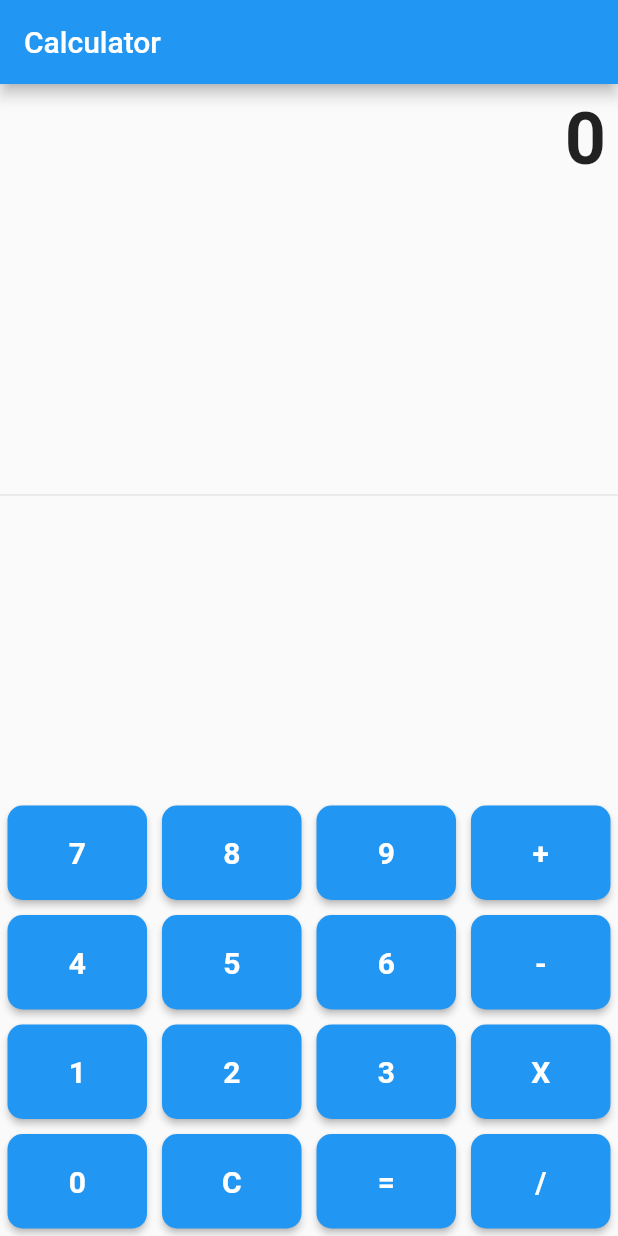
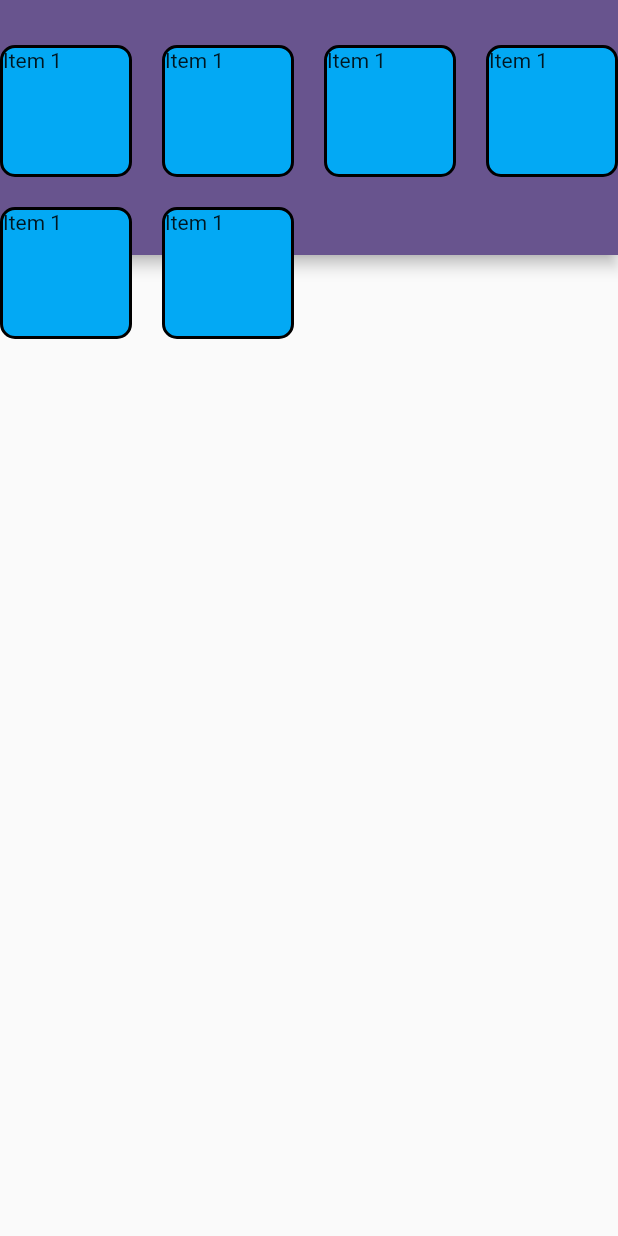
Before and after one commit to Akram409/EDGE_Test_Project, a Flutter app: the screen it shows after launch, on a phone screen of 412 x 824 dp. Run offline on Flutter 3.47's test engine with Material 3 defaults, Android fonts, the phone set to English and light mode, and no system bars; our stand-ins replace awesome_dialog, fluttertoast, get, image_picker, sqflite; accounts and stored records are empty.

```diff
--- a/lib/image_picker_test.dart
+++ b/lib/Image_Picker/image_picker_test.dart
@@ -1,5 +1,4 @@
 import 'dart:io';
-
 import 'package:flutter/material.dart';
 import 'package:image_picker/image_picker.dart';
 
--- /dev/null
+++ b/lib/Testing/testing.dart
@@ -0,0 +1,80 @@
+import 'package:flutter/material.dart';
+
+class Testing extends StatelessWidget {
+  const Testing({super.key});
+
+  @override
+  Widget build(BuildContext context) {
+    return Scaffold(
+        body: Stack(
+      children: [
+        Positioned(
+          top: 0,
+          left: 0,
+          right: 0,
+          child: AppBar(
+            toolbarHeight: 170,
+            title: Text('Testing'),
+          ),
+        ),
+        Container(
+          margin: EdgeInsets.fromLTRB(0, 30, 0, 0),
+          child: GridView.count(
+              crossAxisCount: 4,
+              mainAxisSpacing: 20,
+              crossAxisSpacing: 20,
+              children: [
+                Container(
+                  decoration: BoxDecoration(
+                    border: Border.all(width: 2, color: Colors.black),
+                    borderRadius: BorderRadius.circular(10),
+                    color: Colors.lightBlue,
+                  ),
+                  child: Text("Item 1"),
+                ),
+                Container(
+                  decoration: BoxDecoration(
+                    border: Border.all(width: 2, color: Colors.black),
+                    borderRadius: BorderRadius.circular(10),
+                    color: Colors.lightBlue,
+                  ),
+                  child: Text("Item 1"),
+                ),
+                Container(
+                  decoration: BoxDecoration(
+                    border: Border.all(width: 2, color: Colors.black),
+                    borderRadius: BorderRadius.circular(10),
+                    color: Colors.lightBlue,
+                  ),
+                  child: Text("Item 1"),
+                ),
+                Container(
+                  decoration: BoxDecoration(
+                    border: Border.all(width: 2, color: Colors.black),
+                    borderRadius: BorderRadius.circular(10),
+                    color: Colors.lightBlue,
+                  ),
+                  child: Text("Item 1"),
+                ),
+                Container(
+                  decoration: BoxDecoration(
+                    border: Border.all(width: 2, color: Colors.black),
+                    borderRadius: BorderRadius.circular(10),
+                    color: Colors.lightBlue,
+                  ),
+                  child: Text("Item 1"),
+                ),
+                Container(
+                  decoration: BoxDecoration(
+                    border: Border.all(width: 2, color: Colors.black),
+                    borderRadius: BorderRadius.circular(10),
+                    color: Colors.lightBlue,
+                  ),
+                  child: Text("Item 1"),
+                ),
+              ]),
+        )
+      ],
+    ));
+  }
+}
--- a/lib/main.dart
+++ b/lib/main.dart
@@ -1,5 +1,5 @@
 import 'package:flutter/material.dart';
-import 'package:test_project/Calculator_App/calculator.dart';
+import 'package:test_project/Testing/testing.dart';
 
 
 void main() {
@@ -19,7 +19,7 @@ class MyApp extends StatelessWidget {
         colorScheme: ColorScheme.fromSeed(seedColor: Colors.deepPurple),
         useMaterial3: false,
       ),
-      home: Calculator(),
+      home: Testing(),
     );
   }
 }
--- a/pubspec.yaml
+++ b/pubspec.yaml
@@ -36,6 +36,12 @@ dependencies:
   # Use with the CupertinoIcons class for iOS style icons.
   cupertino_icons: ^1.0.8
   image_picker: ^1.1.2
+  # for database
+  sqflite: ^2.3.3
+  path: ^1.9.0
+  awesome_dialog: ^3.2.1
+  fluttertoast: ^8.2.8
+  get: ^4.6.6
 
 dev_dependencies:
   flutter_test:
```
Also changed, not shown: lib/local_sql/add_notes.dart (added, +170 -0 lines), lib/local_sql/database/modal/db_helper.dart (added, +94 -0 lines), lib/local_sql/home_page.dart (added, +149 -0 lines), lib/local_sql/model/note.dart (added, +32 -0 lines), lib/local_sql/update_notes.dart (added, +178 -0 lines), pubspec.lock.
